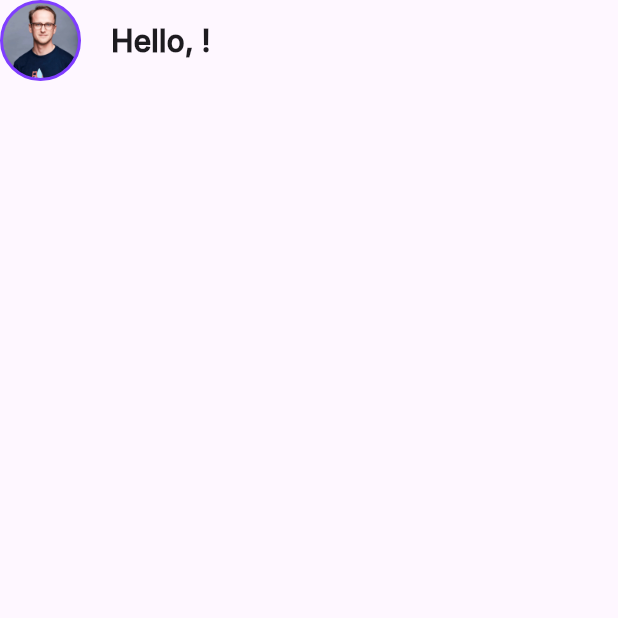
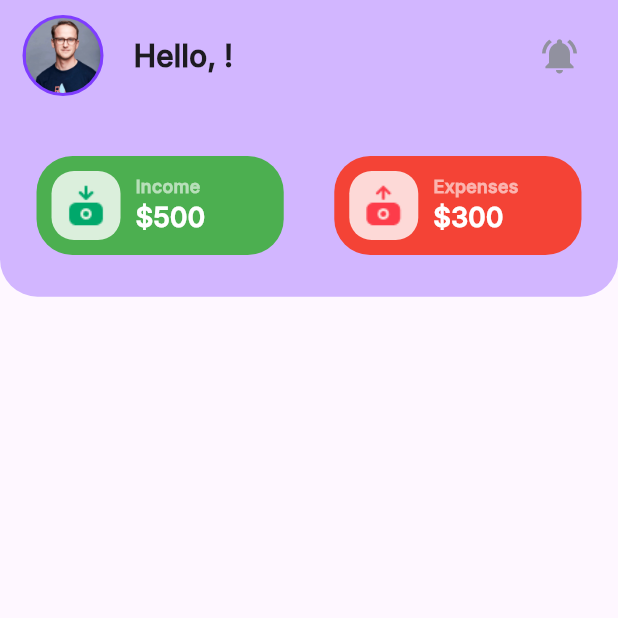
Before and after one commit to cusaldmsr/expenz_tracker_app, a Flutter app: the HomeScreen screen opened directly, on a phone screen of 412 x 824 dp, the top half of it. Run offline on Flutter 3.47's test engine with Material 3 defaults, Android fonts, the phone set to English and light mode, and no system bars; our stand-ins replace shared_preferences, smooth_page_indicator; accounts and stored records are empty.

Commit message:
Refactor HomeScreen to enhance user interface with IncomeExpenzCard integration and improved layout

```diff
--- a/lib/screens/home_screen.dart
+++ b/lib/screens/home_screen.dart
@@ -1,5 +1,6 @@
 import 'package:expenz_tracker_app/constants/colors.dart';
 import 'package:expenz_tracker_app/services/user_services.dart';
+import 'package:expenz_tracker_app/widgets/income_expenz_card.dart';
 import 'package:flutter/material.dart';
 
 class HomeScreen extends StatefulWidget {
@@ -35,6 +36,22 @@ class _HomeScreenState extends State<HomeScreen> {
         child: SingleChildScrollView(
           child: Column(
             children: [
+              Container(
+                height: MediaQuery.of(context).size.height * 0.24,
+                decoration: BoxDecoration(
+                  color: kMainColor.withOpacity(0.35),
+                  borderRadius: BorderRadius.only(
+                    bottomLeft: Radius.circular(25),
+                    bottomRight: Radius.circular(25),
+                  ),
+                ),
+                child: Padding(
+                  padding: const EdgeInsets.symmetric(
+                    horizontal: 15.0,
+                    vertical: 10.0,
+                  ),
+                  child: Column(
+                    children: [
                       Row(
                         children: [
                           Container(
@@ -55,9 +72,46 @@ class _HomeScreenState extends State<HomeScreen> {
                           SizedBox(width: 20),
                           Text(
                             'Hello, $fullname!',
-                    style: TextStyle(fontSize: 20, fontWeight: FontWeight.bold),
+                            style: TextStyle(
+                              fontSize: 20,
+                              fontWeight: FontWeight.bold,
+                            ),
+                          ),
+                          Spacer(),
+                          IconButton(
+                            onPressed: () {
+                              // Add your onPressed code here!
+                            },
+                            icon: Icon(
+                              Icons.notifications_active,
+                              size: 28,
+                              color: kGrey,
+                            ),
                           ),
                         ],
+                      ),
+                      SizedBox(height: 40),
+                      Row(
+                        mainAxisAlignment: MainAxisAlignment.spaceEvenly,
+                        children: [
+                          IncomeExpenzCard(
+                            title: 'Income',
+                            amount: "\$500",
+                            bgColor: Colors.green,
+                            imgPath: 'assets/images/income.png',
+                          ),
+                          SizedBox(width: 15),
+                          IncomeExpenzCard(
+                            title: 'Expenses',
+                            amount: "\$300",
+                            bgColor: Colors.red,
+                            imgPath: 'assets/images/expense.png',
+                          ),
+                        ],
+                      ),
+                    ],
+                  ),
+                ),
               ),
             ],
           ),
```
Lines whose indentation alone changed are shown as unchanged.
